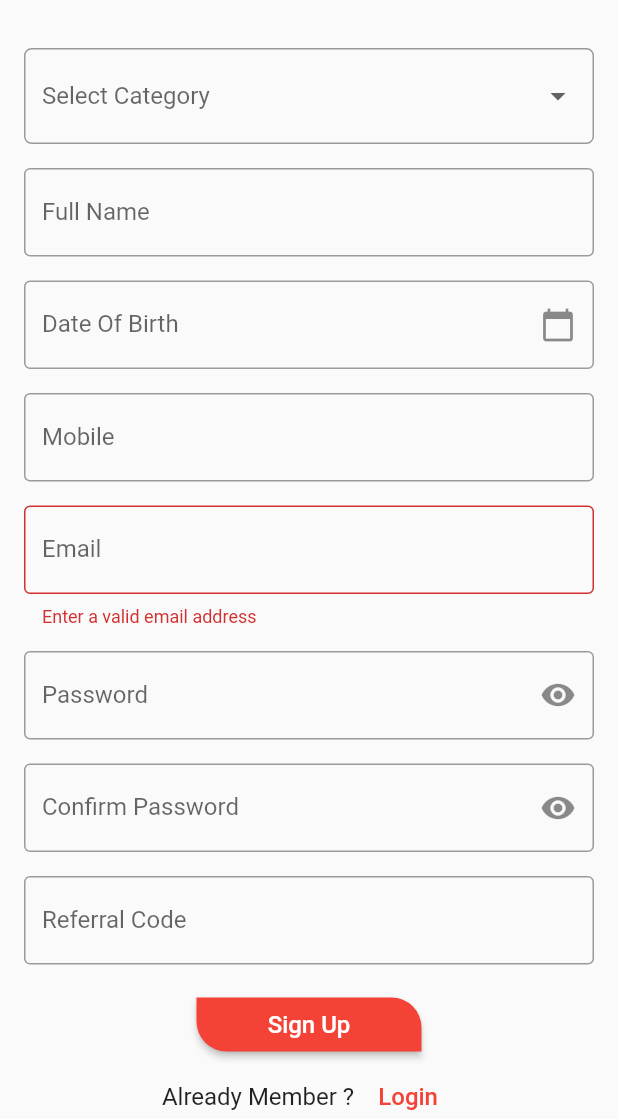
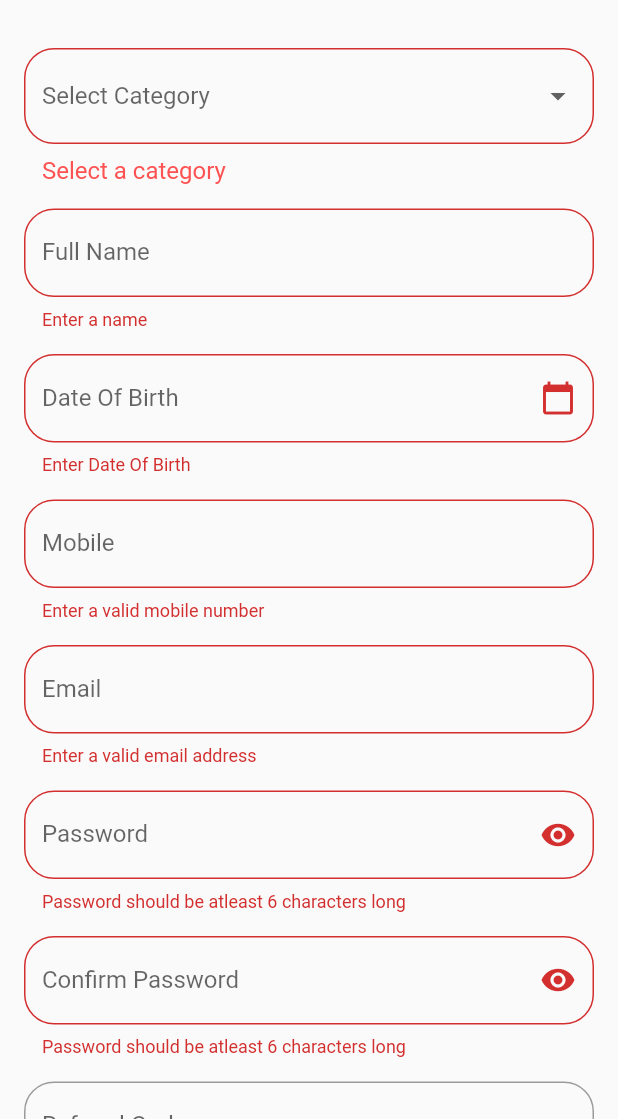
Before and after one commit to narayanenharris/internship-app, a Flutter app: the BusinessSignupPage screen opened by its route, after a tap on "Sign Up", on a phone screen of 412 x 824 dp, the part 117-1236 px from its top. Run offline on Flutter 3.47's test engine with Material 2 defaults, Android fonts, the phone set to English and light mode, and no system bars.

Commit message:
Input validations,Design changes

```diff
--- a/lib/pages/business_signup.dart
+++ b/lib/pages/business_signup.dart
@@ -2,6 +2,7 @@ import 'package:flutter/material.dart';
 import 'package:intl/intl.dart';
 import 'package:app/utils/validation.dart';
 import 'package:app/pages/otp_verify.dart';
+import 'package:app/styles/buttton.dart';
 
 class BusinessSignupPage extends StatefulWidget {
   BusinessSignupPage({Key? key}) : super(key: key);
@@ -10,20 +11,19 @@ class BusinessSignupPage extends StatefulWidget {
 
   @override
   State<BusinessSignupPage> createState() => _BusinessSignupPageState();
-
-  void onSignup(BuildContext context) {
-    if (_formKey.currentState?.validate() == true) {
-        Navigator.of(context).push(
-          MaterialPageRoute(builder: (context) => const OtpVerifyPage()),
-        );
-    }
-  }
 }
 
 class _BusinessSignupPageState extends State<BusinessSignupPage> {
   bool _isHidden = true;
+  String? _dropDownError;
+  final _fullNameInput = TextEditingController();
+  final _dateInput = TextEditingController();
+  final _mobileInput = TextEditingController();
+  final _emailInput = TextEditingController();
+  final _passwordInput = TextEditingController();
+  final _confirmPasswordInput = TextEditingController();
+  final _referralCodeInput = TextEditingController();
   String? _currentSelectedValue;
-  final _dateInput = TextEditingController();
 
   final _categories = [
     "Hotel",
@@ -52,17 +52,19 @@ class _BusinessSignupPageState extends State<BusinessSignupPage> {
     "Beach Resort"
   ];
 
-  final ButtonStyle buttonStyle = TextButton.styleFrom(
-    backgroundColor: Colors.red,
-    fixedSize: const Size(150, 36),
-    padding: const EdgeInsets.symmetric(horizontal: 18.0),
-    shape: const RoundedRectangleBorder(
-      borderRadius: BorderRadius.only(
-        topRight: Radius.circular(20.0),
-        bottomLeft: Radius.circular(20.0),
-      ),
-    ),
-  );
+  void onSignup(BuildContext context) {
+    if (_currentSelectedValue == null) {
+      _dropDownError = 'Select a category';
+    } else {
+      _dropDownError = null;
+    }
+
+    if (widget._formKey.currentState?.validate() == true) {
+      Navigator.of(context).push(
+        MaterialPageRoute(builder: (context) => const OtpVerifyPage()),
+      );
+    }
+  }
 
   void _togglePasswordView() {
     setState(() {
@@ -109,13 +111,14 @@ class _BusinessSignupPageState extends State<BusinessSignupPage> {
                         builder: (FormFieldState<String> state) {
                           return InputDecorator(
                             decoration: InputDecoration(
+                              errorText: _dropDownError,
                               errorStyle: const TextStyle(
                                 color: Colors.redAccent,
                                 fontSize: 16.0,
                               ),
                               hintText: 'Select Category',
                               border: OutlineInputBorder(
-                                borderRadius: BorderRadius.circular(5.0),
+                                borderRadius: BorderRadius.circular(20.0),
                               ),
                             ),
                             isEmpty: _currentSelectedValue == '',
@@ -130,6 +133,12 @@ class _BusinessSignupPageState extends State<BusinessSignupPage> {
                                     state.didChange(newValue);
                                   });
                                 },
+                                borderRadius: const BorderRadius.all(
+                                  Radius.circular(20.0),
+                                ),
+                                isExpanded: true,
+                                menuMaxHeight: 400.0,
+                                alignment: AlignmentDirectional.centerStart,
                                 items: _categories.map((String value) {
                                   return DropdownMenuItem<String>(
                                     value: value,
@@ -143,19 +152,30 @@ class _BusinessSignupPageState extends State<BusinessSignupPage> {
                       ),
                       const Padding(padding: EdgeInsets.all(8.0)),
                       TextFormField(
+                        validator: validateFullName,
+                        controller: _fullNameInput,
                         keyboardType: TextInputType.name,
                         textCapitalization: TextCapitalization.words,
                         decoration: const InputDecoration(
-                          border: OutlineInputBorder(),
+                          border: OutlineInputBorder(
+                            borderRadius: BorderRadius.all(
+                              Radius.circular(20.0),
+                            ),
+                          ),
                           labelText: 'Full Name',
                         ),
                       ),
                       const Padding(padding: EdgeInsets.all(8.0)),
                       TextFormField(
+                        validator: validateDateOfBirth,
                         controller: _dateInput,
                         keyboardType: TextInputType.datetime,
                         decoration: const InputDecoration(
-                          border: OutlineInputBorder(),
+                          border: OutlineInputBorder(
+                            borderRadius: BorderRadius.all(
+                              Radius.circular(20.0),
+                            ),
+                          ),
                           suffixIcon: Icon(Icons.calendar_today),
                           labelText: "Date Of Birth",
                         ),
@@ -175,28 +195,45 @@ class _BusinessSignupPageState extends State<BusinessSignupPage> {
                       ),
                       const Padding(padding: EdgeInsets.all(8.0)),
                       TextFormField(
+                        controller: _mobileInput,
+                        validator: validateMobile,
                         keyboardType: TextInputType.phone,
                         decoration: const InputDecoration(
-                          border: OutlineInputBorder(),
+                          border: OutlineInputBorder(
+                            borderRadius: BorderRadius.all(
+                              Radius.circular(20.0),
+                            ),
+                          ),
                           labelText: 'Mobile',
                         ),
                       ),
                       const Padding(padding: EdgeInsets.all(8.0)),
                       TextFormField(
+                        controller: _emailInput,
                         validator: validateEmail,
                         keyboardType: TextInputType.emailAddress,
                         decoration: const InputDecoration(
-                          border: OutlineInputBorder(),
+                          border: OutlineInputBorder(
+                            borderRadius: BorderRadius.all(
+                              Radius.circular(20.0),
+                            ),
+                          ),
                           labelText: 'Email',
                           hintText: 'mail@domain.com',
                         ),
                       ),
                       const Padding(padding: EdgeInsets.all(8.0)),
                       TextFormField(
+                        validator: validatePassword,
+                        controller: _passwordInput,
                         obscureText: _isHidden,
                         keyboardType: TextInputType.visiblePassword,
                         decoration: InputDecoration(
-                          border: const OutlineInputBorder(),
+                          border: const OutlineInputBorder(
+                            borderRadius: BorderRadius.all(
+                              Radius.circular(20.0),
+                            ),
+                          ),
                           labelText: 'Password',
                           suffixIcon: IconButton(
                             icon: Icon(
@@ -210,10 +247,19 @@ class _BusinessSignupPageState extends State<BusinessSignupPage> {
                       ),
                       const Padding(padding: EdgeInsets.all(8.0)),
                       TextFormField(
+                        validator: (value) => validateConfirmPassword(
+                          value,
+                          _passwordInput.text,
+                        ),
+                        controller: _confirmPasswordInput,
                         obscureText: _isHidden,
                         keyboardType: TextInputType.visiblePassword,
                         decoration: InputDecoration(
-                          border: const OutlineInputBorder(),
+                          border: const OutlineInputBorder(
+                            borderRadius: BorderRadius.all(
+                              Radius.circular(20.0),
+                            ),
+                          ),
                           labelText: 'Confirm Password',
                           suffixIcon: IconButton(
                             icon: Icon(
@@ -227,9 +273,14 @@ class _BusinessSignupPageState extends State<BusinessSignupPage> {
                       ),
                       const Padding(padding: EdgeInsets.all(8.0)),
                       TextFormField(
+                        controller: _referralCodeInput,
                         keyboardType: TextInputType.number,
                         decoration: const InputDecoration(
-                          border: OutlineInputBorder(),
+                          border: OutlineInputBorder(
+                            borderRadius: BorderRadius.all(
+                              Radius.circular(20.0),
+                            ),
+                          ),
                           labelText: 'Referral Code',
                         ),
                       ),
@@ -239,11 +290,11 @@ class _BusinessSignupPageState extends State<BusinessSignupPage> {
                 const Padding(padding: EdgeInsets.all(8.0)),
                 Center(
                   child: ElevatedButton(
-                    onPressed: () => widget.onSignup(context),
+                    onPressed: () => onSignup(context),
                     style: buttonStyle,
                     child: const Text(
                       "Sign Up",
-                      style: TextStyle(fontSize: 16.0),
+                      style: TextStyle(fontSize: 20.0),
                     ),
                   ),
                 ),
--- /dev/null
+++ b/lib/styles/buttton.dart
@@ -0,0 +1,12 @@
+import 'package:flutter/material.dart';
+
+final ButtonStyle buttonStyle = TextButton.styleFrom(
+  backgroundColor: Colors.red,
+  fixedSize: const Size(160, 36),
+  padding: const EdgeInsets.symmetric(horizontal: 18.0),
+  shape: const RoundedRectangleBorder(
+    borderRadius: BorderRadius.all(
+      Radius.circular(20.0),
+    ),
+  ),
+);
--- a/lib/utils/validation.dart
+++ b/lib/utils/validation.dart
@@ -1,3 +1,19 @@
+String? validateFullName(String? value) {
+  if (value == null || value.isEmpty) {
+    return 'Enter a name';
+  } else {
+    return null;
+  }
+}
+
+String? validateDateOfBirth(String? value) {
+  if (value == null || value.isEmpty) {
+    return 'Enter Date Of Birth';
+  } else {
+    return null;
+  }
+}
+
 String? validateEmail(String? value) {
   String re = r"^[a-zA-Z0-9.!#$%&'*+/=?^_`{|}~-]+@[a-zA-Z0-9](?:[a-zA-Z0-9-]"
       r"{0,253}[a-zA-Z0-9])?(?:\.[a-zA-Z0-9](?:[a-zA-Z0-9-]"
@@ -11,3 +27,29 @@ String? validateEmail(String? value) {
     return null;
   }
 }
+
+String? validateMobile(String? value) {
+  if (value == null || value.length < 10) {
+    return 'Enter a valid mobile number';
+  } else {
+    return null;
+  }
+}
+
+String? validatePassword(String? value) {
+  if (value == null || value.length < 6) {
+    return 'Password should be atleast 6 characters long';
+  } else {
+    return null;
+  }
+}
+
+String? validateConfirmPassword(String? value, String? password) {
+  if (value == null || value.length < 6) {
+    return 'Password should be atleast 6 characters long';
+  } else if (value == password) {
+    return 'Confirm password should be same as password';
+  } else {
+    return null;
+  }
+}
```
Also changed, not shown: lib/pages/business_login.dart (+13 -15 lines), lib/pages/member_login.dart (+14 -15 lines), lib/pages/member_signup.dart (+45 -20 lines).
